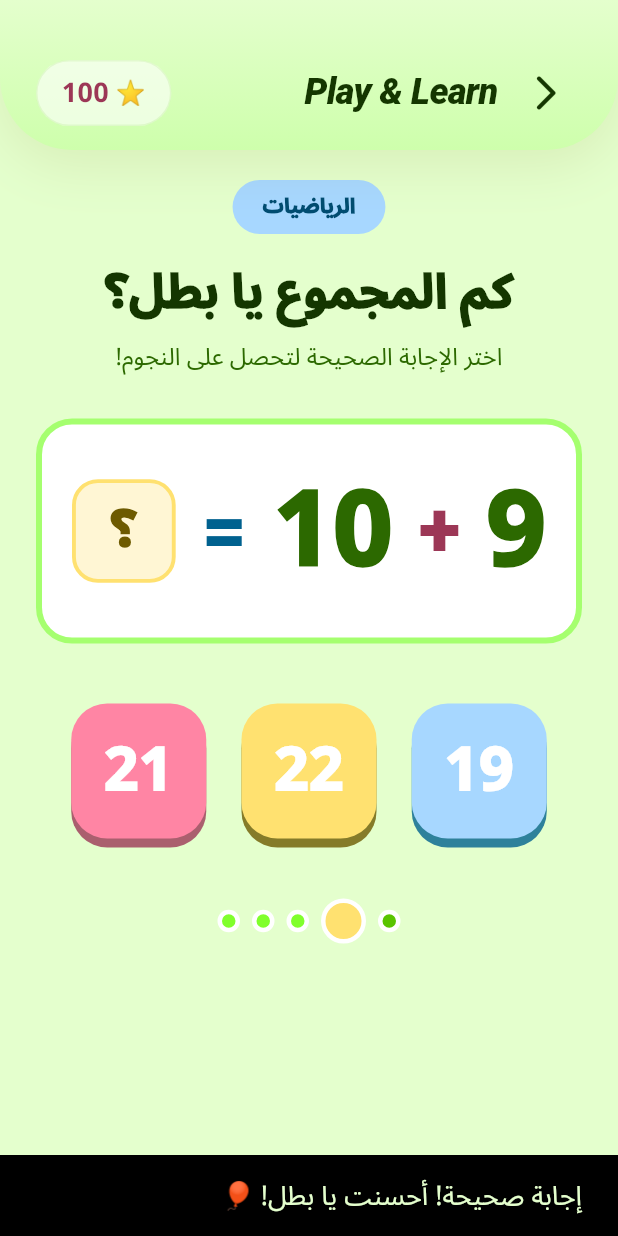
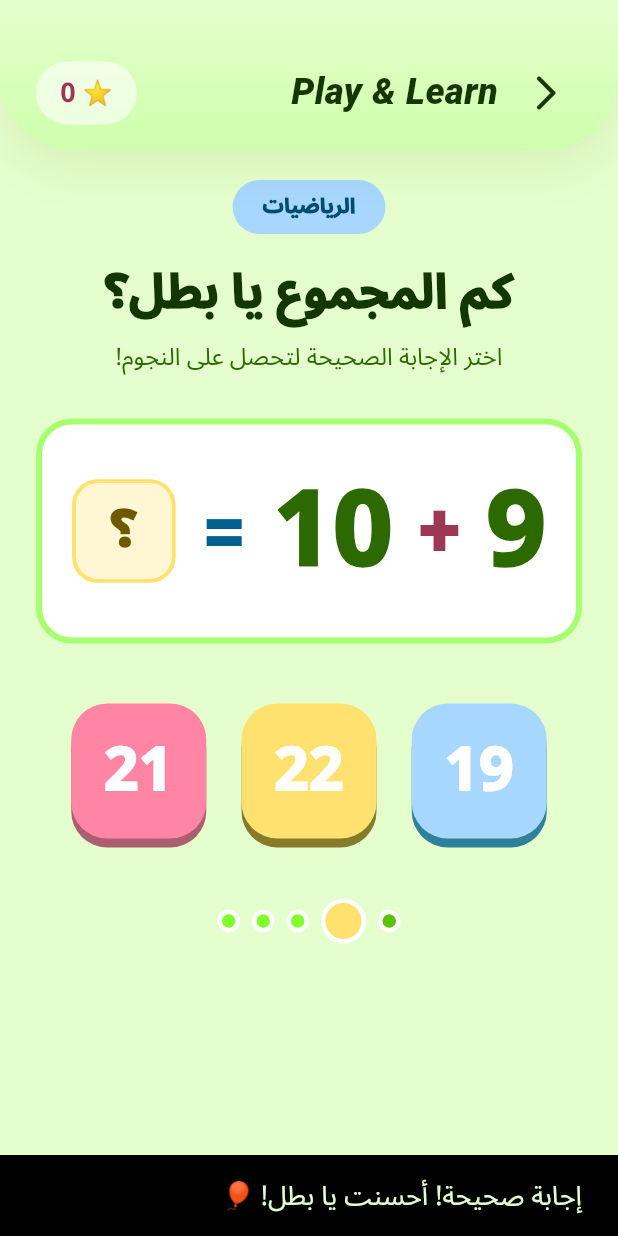
Before and after one commit to amanalsebai/EduFun, a Flutter app: the AdditionGameScreen screen opened directly, after a tap on an icon or button, on a phone screen of 412 x 824 dp. Run offline on Flutter 3.47's test engine with Material 3 defaults, Android fonts, the light colour scheme and no system bars; our stand-ins replace google_fonts, shared_preferences; accounts and stored records are empty; network calls fail; Roboto replaces fonts that are missing (Noto Sans Arabic); project files that could hold a hidden picture were left out.

Commit message:
img added

```diff
--- a/untitled1/lib/core/utils/score_manager.dart
+++ b/untitled1/lib/core/utils/score_manager.dart
@@ -3,16 +3,16 @@ import 'package:shared_preferences/shared_preferences.dart';
 class ScoreManager {
   static const String _keyStars = 'global_stars';
 
-  // 1. قراءة عدد النجوم الحالي المخزن في الهاتف (الافتراضي 100 نجمة كبداية)
+  // قراءة النجوم الكلية (الافتراضي 0 للطفل الجديد)
   static Future<int> getStars() async {
     final prefs = await SharedPreferences.getInstance();
-    return prefs.getInt(_keyStars) ?? 100;
+    return prefs.getInt(_keyStars) ?? 0; // ✅ تبدأ من 0
   }
 
-  // 2. زيادة عدد النجوم (مثلاً إضافة 50 نجمة عند الفوز) وحفظها
+  // زيادة وحفظ النجوم الكلية في الجوال
   static Future<int> addStars(int count) async {
     final prefs = await SharedPreferences.getInstance();
-    int currentStars = prefs.getInt(_keyStars) ?? 100;
+    int currentStars = prefs.getInt(_keyStars) ?? 0;
     int updatedStars = currentStars + count;
     await prefs.setInt(_keyStars, updatedStars);
     return updatedStars;
--- a/untitled1/lib/core/widgets/custom_app_bar.dart
+++ b/untitled1/lib/core/widgets/custom_app_bar.dart
@@ -1,39 +1,59 @@
 import 'package:flutter/material.dart';
 import '../theme/app_colors.dart';
-import '../utils/score_manager.dart'; // ✅ استيراد متحكم النقاط الذكي
+import '../utils/score_manager.dart';
 
 class CustomAppBar extends StatefulWidget implements PreferredSizeWidget {
   final bool showBackButton;
+  final bool isGlobal; // 🟢 هل نعرض المجموع الكلي (true) أم نقاط اللعبة الحالية فقط (false)؟
+  final int sessionScore; // 🟢 نقاط اللعبة الحالية الممررة من الشاشة
 
-  // البناء الموحد بدون الحاجة لتمرير متغير score يدوياً بعد الآن
   const CustomAppBar({
     super.key,
     this.showBackButton = false,
+    this.isGlobal = true, // الافتراضي هو عرض المجموع الكلي
+    this.sessionScore = 0,
   });
 
   @override
   State<CustomAppBar> createState() => _CustomAppBarState();
 
-  // تحديد الارتفاع المخصص للشريط العلوي
   @override
   Size get preferredSize => const Size.fromHeight(100);
 }
 
 class _CustomAppBarState extends State<CustomAppBar> {
-  int _currentScore = 100; // قيمة افتراضية تظهر للحظات أثناء قراءة الذاكرة
+  int _scoreToShow = 0;
 
   @override
   void initState() {
     super.initState();
-    _loadLiveScore(); // قراءة النجوم الحقيقية من ذاكرة الهاتف فوراً
+    _updateScore();
   }
 
-  Future<void> _loadLiveScore() async {
-    // جلب القيمة المخزنة في الجوال بواسطة متحكم النقاط
-    int liveScore = await ScoreManager.getStars();
-    if (mounted) {
+  // تحديث النقاط إذا تغيرت أثناء اللعب
+  @override
+  void didUpdateWidget(covariant CustomAppBar oldWidget) {
+    super.didUpdateWidget(oldWidget);
+    if (!widget.isGlobal && oldWidget.sessionScore != widget.sessionScore) {
       setState(() {
-        _currentScore = liveScore;
+        _scoreToShow = widget.sessionScore;
+      });
+    }
+  }
+
+  void _updateScore() async {
+    if (widget.isGlobal) {
+      // قراءة المجموع الكلي من الذاكرة
+      int liveScore = await ScoreManager.getStars();
+      if (mounted) {
+        setState(() {
+          _scoreToShow = liveScore;
+        });
+      }
+    } else {
+      // عرض نقاط اللعبة الحالية فقط
+      setState(() {
+        _scoreToShow = widget.sessionScore;
       });
     }
   }
@@ -44,17 +64,12 @@ class _CustomAppBarState extends State<CustomAppBar> {
       padding: const EdgeInsets.only(top: 40, left: 24, right: 24, bottom: 16),
       decoration: BoxDecoration(
         gradient: const LinearGradient(
-          begin: Alignment.topCenter,
-          end: Alignment.bottomCenter,
+          begin: Alignment.topCenter, end: Alignment.bottomCenter,
           colors: [Color(0xFFE4FFCD), Color(0xFFCEFFAC)],
         ),
         borderRadius: const BorderRadius.vertical(bottom: Radius.circular(48)),
         boxShadow: [
-          BoxShadow(
-            color: const Color(0xFF6D5A00).withOpacity(0.1),
-            blurRadius: 30,
-            offset: const Offset(0, 10),
-          )
+          BoxShadow(color: const Color(0xFF6D5A00).withOpacity(0.1), blurRadius: 30, offset: const Offset(0, 10))
         ],
       ),
       child: Row(
@@ -62,7 +77,6 @@ class _CustomAppBarState extends State<CustomAppBar> {
         children: [
           Row(
             children: [
-              // التنقل الذكي: إما زر الرجوع السهم أو فتح القائمة الجانبية
               if (widget.showBackButton)
                 IconButton(
                   icon: const Icon(Icons.arrow_back_ios_new_rounded, color: AppColors.onBackground, size: 28),
@@ -76,35 +90,23 @@ class _CustomAppBarState extends State<CustomAppBar> {
               const SizedBox(width: 8),
               const Text(
                 "Play & Learn",
-                style: TextStyle(
-                  fontSize: 24,
-                  fontWeight: FontWeight.w900,
-                  fontStyle: FontStyle.italic,
-                  color: AppColors.onBackground,
-                  letterSpacing: -0.5,
-                ),
+                style: TextStyle(fontSize: 24, fontWeight: FontWeight.w900, fontStyle: FontStyle.italic, color: AppColors.onBackground),
               ),
             ],
           ),
 
-          // عرض النجوم الحقيقية والمحدثة تلقائياً
           Container(
             padding: const EdgeInsets.symmetric(horizontal: 16, vertical: 8),
             decoration: BoxDecoration(
               color: Colors.white.withOpacity(0.6),
               borderRadius: BorderRadius.circular(30),
-              border: Border.all(color: AppColors.outlineVariant.withOpacity(0.1)),
             ),
             child: Row(
               children: [
                 const Text("⭐ ", style: TextStyle(fontSize: 16)),
                 Text(
-                  "$_currentScore", // نقاط البطل الحقيقية من الذاكرة
-                  style: const TextStyle(
-                    color: AppColors.primary,
-                    fontWeight: FontWeight.bold,
-                    fontSize: 18,
-                  ),
+                  "$_scoreToShow", // عرض النقاط (الكلية أو الحالية)
+                  style: const TextStyle(color: AppColors.primary, fontWeight: FontWeight.bold, fontSize: 18),
                 ),
               ],
             ),
--- a/untitled1/pubspec.yaml
+++ b/untitled1/pubspec.yaml
@@ -33,6 +33,7 @@ dependencies:
   shared_preferences: ^2.2.2
   google_fonts: ^6.1.0
   url_launcher: ^6.2.5
+  flutter_launcher_icons: ^0.13.1
 dev_dependencies:
   flutter_test:
     sdk: flutter
```
Also changed, not shown: untitled1/assets/images/ico.jpg (added), untitled1/pubspec.lock.
